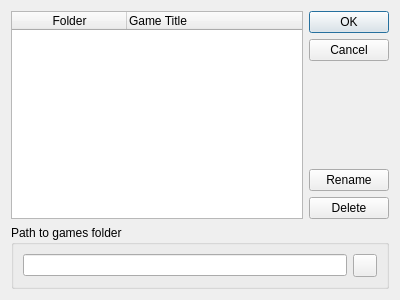
This is src/ui/other/open_project_dialog.ui in EasyRPG/Editor as Qt 5 draws it before an edit. The edited form follows.
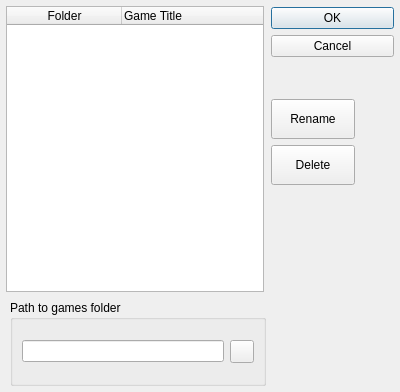
This is the edited form. Icons and pictures are not drawn.

Commit message:
Begin refactor project loading and add legacy (RPG2k/2k3) project loading.
Instead of handling everything in Core a dedicated project class was created which handles everything related to the project.
This is the initial step to achieve this, too much logic is still in core and main_window.

The well-known FileFinder was added but it is much less complex than the Player FileFinder because we can use Qt API here.

```diff
--- a/src/ui/other/open_project_dialog.ui
+++ b/src/ui/other/open_project_dialog.ui
@@ -2,33 +2,53 @@
 <ui version="4.0">
  <class>OpenProjectDialog</class>
  <widget class="QDialog" name="OpenProjectDialog">
-  <property name="geometry">
-   <rect>
-    <x>0</x>
-    <y>0</y>
-    <width>400</width>
-    <height>300</height>
-   </rect>
-  </property>
-  <property name="minimumSize">
-   <size>
-    <width>400</width>
-    <height>300</height>
-   </size>
-  </property>
-  <property name="maximumSize">
-   <size>
-    <width>400</width>
-    <height>300</height>
-   </size>
-  </property>
   <property name="windowTitle">
    <string>Open existing Project</string>
   </property>
-  <layout class="QVBoxLayout" name="verticalLayout_2">
+  <widget class="QGroupBox" name="groupBox">
+   <property name="geometry">
+    <rect>
+     <x>10</x>
+     <y>300</y>
+     <width>256</width>
+     <height>86</height>
+    </rect>
+   </property>
+   <property name="title">
+    <string>Path to games folder</string>
+   </property>
+   <layout class="QHBoxLayout" name="horizontalLayout">
    <item>
-    <layout class="QHBoxLayout" name="horizontalLayout_2">
+     <widget class="QLineEdit" name="lineProjectPath">
+      <property name="readOnly">
+       <bool>true</bool>
+      </property>
+     </widget>
+    </item>
      <item>
+     <widget class="QToolButton" name="toolProjectPath">
+      <property name="text">
+       <string/>
+      </property>
+      <property name="icon">
+       <iconset resource="../../Resources.qrc">
+        <normaloff>:/icons/share/old_folder.png</normaloff>:/icons/share/old_folder.png</iconset>
+      </property>
+     </widget>
+    </item>
+   </layout>
+  </widget>
+  <widget class="QWidget" name="">
+   <property name="geometry">
+    <rect>
+     <x>6</x>
+     <y>6</y>
+     <width>258</width>
+     <height>286</height>
+    </rect>
+   </property>
+   <layout class="QGridLayout" name="gridLayout">
+    <item row="0" column="0">
       <widget class="QTableWidget" name="tableProjects">
        <property name="editTriggers">
         <set>QAbstractItemView::AnyKeyPressed|QAbstractItemView::DoubleClicked</set>
@@ -66,10 +86,49 @@
        </column>
       </widget>
      </item>
-     <item>
-      <layout class="QVBoxLayout" name="verticalLayout">
-       <item>
+   </layout>
+  </widget>
+  <widget class="QPushButton" name="pushDelete">
+   <property name="geometry">
+    <rect>
+     <x>271</x>
+     <y>145</y>
+     <width>84</width>
+     <height>40</height>
+    </rect>
+   </property>
+   <property name="text">
+    <string>Delete</string>
+   </property>
+  </widget>
+  <widget class="QPushButton" name="pushRename">
+   <property name="geometry">
+    <rect>
+     <x>271</x>
+     <y>99</y>
+     <width>84</width>
+     <height>40</height>
+    </rect>
+   </property>
+   <property name="text">
+    <string>Rename</string>
+   </property>
+  </widget>
         <widget class="QDialogButtonBox" name="buttonBox">
+   <property name="geometry">
+    <rect>
+     <x>271</x>
+     <y>7</y>
+     <width>123</width>
+     <height>86</height>
+    </rect>
+   </property>
+   <property name="sizePolicy">
+    <sizepolicy hsizetype="Fixed" vsizetype="Fixed">
+     <horstretch>0</horstretch>
+     <verstretch>0</verstretch>
+    </sizepolicy>
+   </property>
          <property name="orientation">
           <enum>Qt::Vertical</enum>
          </property>
@@ -77,53 +136,6 @@
           <set>QDialogButtonBox::Cancel|QDialogButtonBox::Ok</set>
          </property>
         </widget>
-       </item>
-       <item>
-        <widget class="QPushButton" name="pushRename">
-         <property name="text">
-          <string>Rename</string>
-         </property>
-        </widget>
-       </item>
-       <item>
-        <widget class="QPushButton" name="pushDelete">
-         <property name="text">
-          <string>Delete</string>
-         </property>
-        </widget>
-       </item>
-      </layout>
-     </item>
-    </layout>
-   </item>
-   <item>
-    <widget class="QGroupBox" name="groupBox">
-     <property name="title">
-      <string>Path to games folder</string>
-     </property>
-     <layout class="QHBoxLayout" name="horizontalLayout">
-      <item>
-       <widget class="QLineEdit" name="lineProjectPath">
-        <property name="readOnly">
-         <bool>true</bool>
-        </property>
-       </widget>
-      </item>
-      <item>
-       <widget class="QToolButton" name="toolProjectPath">
-        <property name="text">
-         <string/>
-        </property>
-        <property name="icon">
-         <iconset resource="Resources.qrc">
-          <normaloff>:/icons/share/old_folder.png</normaloff>:/icons/share/old_folder.png</iconset>
-        </property>
-       </widget>
-      </item>
-     </layout>
-    </widget>
-   </item>
-  </layout>
  </widget>
  <resources>
   <include location="Resources.qrc"/>
```
Left out of the diff: 2 changed lines with no effect on the pictures. Lines whose indentation alone changed are shown as unchanged. The commit also changes 20 other files.
